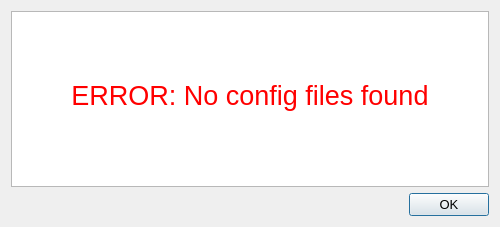
Qt form source_code/ui/error_no_config_files_found.ui (MaximilianBrokamp/ENEFFCO-diagramm-creator) before a commit.
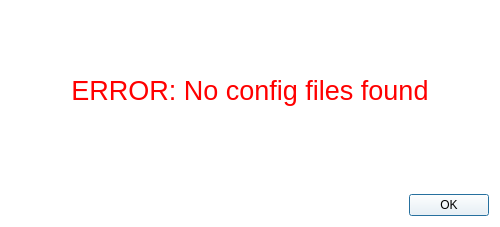
The same form after that commit. Icons and pictures are not drawn.

Diff of the .ui file:
```diff
--- a/source_code/ui/error_no_config_files_found.ui
+++ b/source_code/ui/error_no_config_files_found.ui
@@ -13,6 +13,10 @@
   <property name="windowTitle">
    <string>ERROR Message</string>
   </property>
+  <property name="styleSheet">
+   <string notr="true">
+background-color: rgb(255, 255, 255);</string>
+  </property>
   <layout class="QGridLayout" name="gridLayout">
    <item row="1" column="0">
     <widget class="QDialogButtonBox" name="ok_button">
@@ -48,6 +52,15 @@
           </color>
          </brush>
         </colorrole>
+        <colorrole role="Button">
+         <brush brushstyle="SolidPattern">
+          <color alpha="255">
+           <red>255</red>
+           <green>255</green>
+           <blue>255</blue>
+          </color>
+         </brush>
+        </colorrole>
         <colorrole role="Text">
          <brush brushstyle="SolidPattern">
           <color alpha="255">
@@ -57,6 +70,24 @@
           </color>
          </brush>
         </colorrole>
+        <colorrole role="Base">
+         <brush brushstyle="SolidPattern">
+          <color alpha="255">
+           <red>255</red>
+           <green>255</green>
+           <blue>255</blue>
+          </color>
+         </brush>
+        </colorrole>
+        <colorrole role="Window">
+         <brush brushstyle="SolidPattern">
+          <color alpha="255">
+           <red>255</red>
+           <green>255</green>
+           <blue>255</blue>
+          </color>
+         </brush>
+        </colorrole>
        </active>
        <inactive>
         <colorrole role="WindowText">
@@ -68,6 +99,15 @@
           </color>
          </brush>
         </colorrole>
+        <colorrole role="Button">
+         <brush brushstyle="SolidPattern">
+          <color alpha="255">
+           <red>255</red>
+           <green>255</green>
+           <blue>255</blue>
+          </color>
+         </brush>
+        </colorrole>
         <colorrole role="Text">
          <brush brushstyle="SolidPattern">
           <color alpha="255">
@@ -77,6 +117,24 @@
           </color>
          </brush>
         </colorrole>
+        <colorrole role="Base">
+         <brush brushstyle="SolidPattern">
+          <color alpha="255">
+           <red>255</red>
+           <green>255</green>
+           <blue>255</blue>
+          </color>
+         </brush>
+        </colorrole>
+        <colorrole role="Window">
+         <brush brushstyle="SolidPattern">
+          <color alpha="255">
+           <red>255</red>
+           <green>255</green>
+           <blue>255</blue>
+          </color>
+         </brush>
+        </colorrole>
        </inactive>
        <disabled>
         <colorrole role="WindowText">
@@ -88,6 +146,15 @@
           </color>
          </brush>
         </colorrole>
+        <colorrole role="Button">
+         <brush brushstyle="SolidPattern">
+          <color alpha="255">
+           <red>255</red>
+           <green>255</green>
+           <blue>255</blue>
+          </color>
+         </brush>
+        </colorrole>
         <colorrole role="Text">
          <brush brushstyle="SolidPattern">
           <color alpha="255">
@@ -97,17 +164,42 @@
           </color>
          </brush>
         </colorrole>
+        <colorrole role="Base">
+         <brush brushstyle="SolidPattern">
+          <color alpha="255">
+           <red>255</red>
+           <green>255</green>
+           <blue>255</blue>
+          </color>
+         </brush>
+        </colorrole>
+        <colorrole role="Window">
+         <brush brushstyle="SolidPattern">
+          <color alpha="255">
+           <red>255</red>
+           <green>255</green>
+           <blue>255</blue>
+          </color>
+         </brush>
+        </colorrole>
        </disabled>
       </palette>
      </property>
      <property name="contextMenuPolicy">
       <enum>Qt::NoContextMenu</enum>
      </property>
+     <property name="styleSheet">
+      <string notr="true">
+background-color: rgb(255, 255, 255);</string>
+     </property>
+     <property name="frameShape">
+      <enum>QFrame::NoFrame</enum>
+     </property>
      <property name="html">
       <string>&lt;!DOCTYPE HTML PUBLIC &quot;-//W3C//DTD HTML 4.0//EN&quot; &quot;http://www.w3.org/TR/REC-html40/strict.dtd&quot;&gt;
 &lt;html&gt;&lt;head&gt;&lt;meta name=&quot;qrichtext&quot; content=&quot;1&quot; /&gt;&lt;style type=&quot;text/css&quot;&gt;
 p, li { white-space: pre-wrap; }
-&lt;/style&gt;&lt;/head&gt;&lt;body style=&quot; font-family:'MS Shell Dlg 2'; font-size:12pt; font-weight:400; font-style:normal;&quot;&gt;
+&lt;/style&gt;&lt;/head&gt;&lt;body style=&quot; font-family:'MS Shell Dlg 2'; font-size:9.75pt; font-weight:400; font-style:normal;&quot;&gt;
 &lt;p style=&quot;-qt-paragraph-type:empty; margin-top:0px; margin-bottom:0px; margin-left:0px; margin-right:0px; -qt-block-indent:0; text-indent:0px; font-size:5.5pt;&quot;&gt;&lt;br /&gt;&lt;/p&gt;
 &lt;p style=&quot;-qt-paragraph-type:empty; margin-top:0px; margin-bottom:0px; margin-left:0px; margin-right:0px; -qt-block-indent:0; text-indent:0px; font-size:5.5pt;&quot;&gt;&lt;br /&gt;&lt;/p&gt;
 &lt;p align=&quot;center&quot; style=&quot; margin-top:0px; margin-bottom:0px; margin-left:0px; margin-right:0px; -qt-block-indent:0; text-indent:0px;&quot;&gt;&lt;img src=&quot;:/error_icon/error.png&quot; /&gt;&lt;/p&gt;
```
